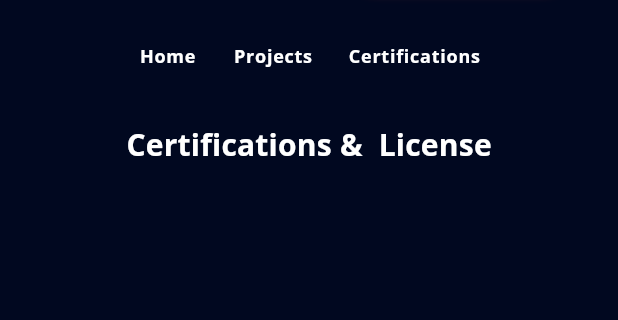
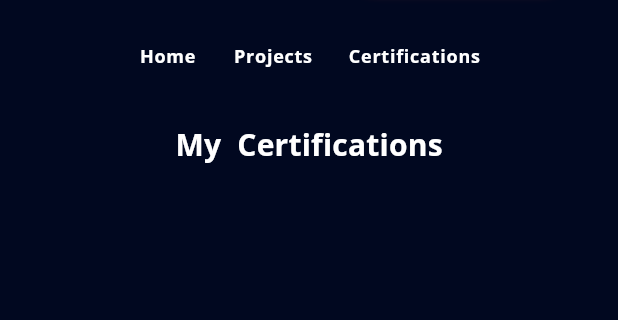
Before and after one commit to APandamonium1/flutter_portfolio, a Flutter app: the screen it shows after launch, swiped to page 4, on a phone screen of 412 x 824 dp, the part 116-436 px from its top. Run offline on Flutter 3.47's test engine with Material 3 defaults, Android fonts, the phone set to English and light mode, and no system bars; our stand-ins replace firebase_core, flutter_svg, font_awesome_flutter, get, google_fonts, photo_view; accounts and stored records are empty; statements that could not run were skipped.

Commit message:
remove unnecessary import

```diff
--- a/lib/screens/certifications/certs_page.dart
+++ b/lib/screens/certifications/certs_page.dart
@@ -1,6 +1,5 @@
 import 'package:flutter/material.dart';
 import 'package:flutter_portfolio/constant.dart';
-import 'package:flutter/cupertino.dart';
 import 'package:flutter_portfolio/view_model/getx_controllers/certification_controller.dart';
 import 'package:flutter_portfolio/screens/certifications/components/title_text.dart';
 import 'package:get/get.dart';
@@ -21,7 +20,7 @@ class CertsPage extends StatelessWidget {
             const SizedBox(
               height: defaultPadding,
             ),
-          const TitleText(prefix: 'Certifications & ', title: 'License'),
+          const TitleText(prefix: 'My ', title: 'Certifications'),
           const SizedBox(
             height: defaultPadding,
           ),
```
